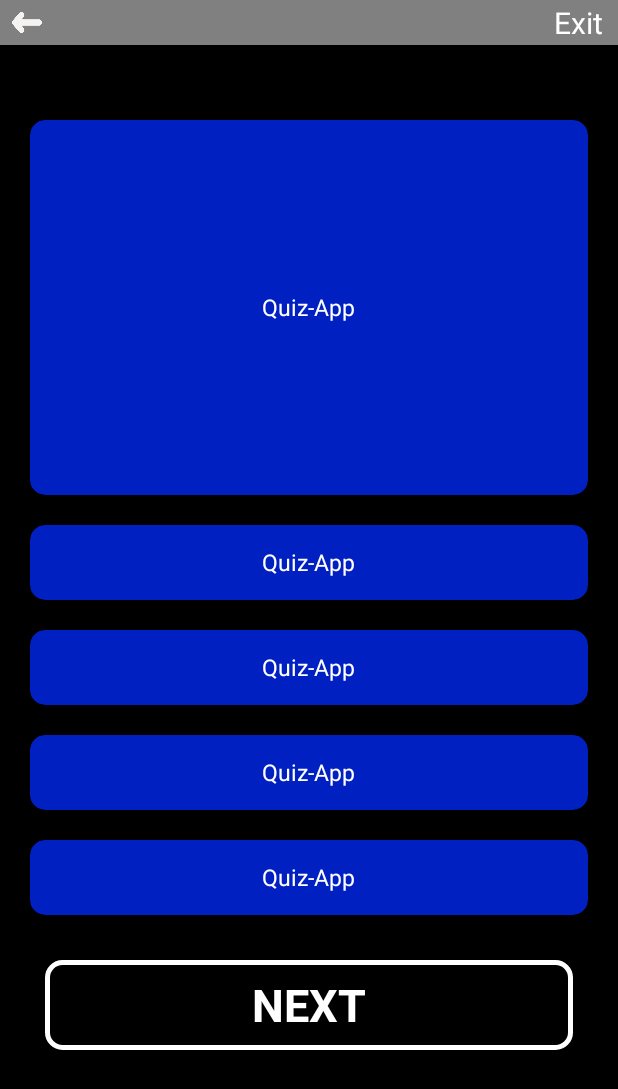
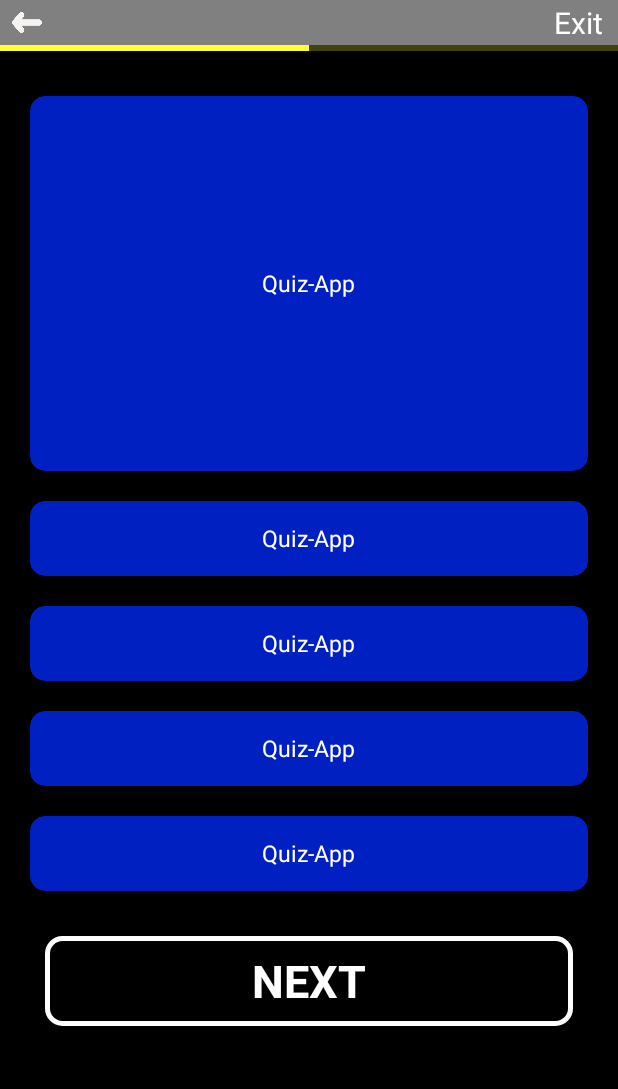
Before and after one commit to Sasankavikum/Quiz-App, an Android app: the layout activity_dashboard.xml on its own in the app's theme, with its tools: preview values and no code run, on a phone screen of 412 x 824 dp. Shown: the top 1089 px of the screen. Run offline under Robolectric (Android 15) with nearby library versions, the phone set to English and light mode, and no system bars.

Commit message:
dashboard complete

```diff
--- a/app/src/main/java/com/example/quiz_app/DashboardActivity.java
+++ b/app/src/main/java/com/example/quiz_app/DashboardActivity.java
@@ -2,13 +2,36 @@ package com.example.quiz_app;
 
 import androidx.appcompat.app.AppCompatActivity;
 
+import android.app.Dialog;
 import android.os.Bundle;
+import android.os.CountDownTimer;
+
+import com.google.android.material.progressindicator.LinearProgressIndicator;
 
 public class DashboardActivity extends AppCompatActivity {
+
+    CountDownTimer countDownTimer;
+    int timeValue = 20;
+    LinearProgressIndicator progressIndicator;
 
     @Override
     protected void onCreate(Bundle savedInstanceState) {
         super.onCreate(savedInstanceState);
         setContentView(R.layout.activity_dashboard);
+
+        progressIndicator=findViewById(R.id.timer);
+
+        countDownTimer = new CountDownTimer(20000,1000) {
+            @Override
+            public void onTick(long l) {
+                timeValue=timeValue-1;
+                progressIndicator.setProgress(timeValue);
+            }
+
+            @Override
+            public void onFinish() {
+                Dialog dialog = new Dialog(DashboardActivity.this);
+            }
+        }.start();
     }
 }
--- a/app/src/main/java/com/example/quiz_app/MainActivity.java
+++ b/app/src/main/java/com/example/quiz_app/MainActivity.java
@@ -17,6 +17,7 @@ public class MainActivity extends AppCompatActivity {
             @Override
             public void run() {
                 Intent intent = new Intent(MainActivity.this,DashboardActivity.class);
+                startActivity(intent);
             }
         },1500);
 
--- a/app/src/main/res/layout/activity_dashboard.xml
+++ b/app/src/main/res/layout/activity_dashboard.xml
@@ -34,10 +34,21 @@
 
     </RelativeLayout>
 
+    <com.google.android.material.progressindicator.LinearProgressIndicator
+        android:layout_width="match_parent"
+        android:layout_height="15dp"
+        android:id="@+id/timer"
+        android:indeterminate="false"
+        android:maxHeight="15dp"
+        android:minHeight="15dp"
+        android:progress="10"
+        app:indicatorColor="#FFFF33"
+        android:max="20"/>
+
     <androidx.cardview.widget.CardView
         android:layout_width="match_parent"
         android:layout_height="250dp"
-        android:layout_marginTop="50dp"
+        android:layout_marginTop="30dp"
         android:layout_marginRight="20dp"
         android:layout_marginLeft="20dp"
         app:cardBackgroundColor="#0020C2"
```
